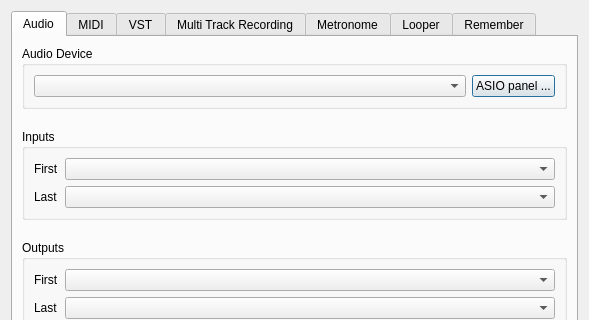
The window that src/Common/gui/PreferencesDialog.ui (elieserdejesus/JamTaba) describes before a commit, drawn with Qt 5; both pictures show x 0 to 589 and y 0 to 320 of the 589 by 507 pixel window.
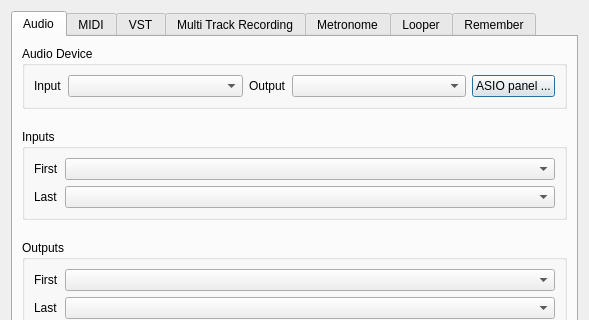
The same window after the commit. The open tabs and pages were chosen to show the change.

Commit message: Enhance audio device setup code, enhance settings startup logs, see Issue #1144 (#1149)

The edit to the form file:
```diff
--- a/src/Common/gui/PreferencesDialog.ui
+++ b/src/Common/gui/PreferencesDialog.ui
@@ -38,12 +38,36 @@
          <property name="title">
           <string>Audio Device</string>
          </property>
-         <layout class="QHBoxLayout" name="deviceLayout" stretch="0,0">
+         <layout class="QHBoxLayout" name="deviceLayout" stretch="0,0,0,0,0">
           <property name="spacing">
            <number>6</number>
           </property>
-          <item alignment="Qt::AlignVCenter">
-           <widget class="QComboBox" name="comboAudioDevice">
+          <item>
+           <widget class="QLabel" name="comboAudioInputDeviceLabel">
+            <property name="text">
+             <string>Input</string>
+            </property>
+           </widget>
+          </item>
+          <item>
+           <widget class="QComboBox" name="comboAudioInputDevice">
+            <property name="sizePolicy">
+             <sizepolicy hsizetype="Preferred" vsizetype="Fixed">
+              <horstretch>1</horstretch>
+              <verstretch>0</verstretch>
+             </sizepolicy>
+            </property>
+           </widget>
+          </item>
+          <item>
+           <widget class="QLabel" name="comboAudioOutputDeviceLabel">
+            <property name="text">
+             <string>Output</string>
+            </property>
+           </widget>
+          </item>
+          <item>
+           <widget class="QComboBox" name="comboAudioOutputDevice">
             <property name="sizePolicy">
              <sizepolicy hsizetype="Preferred" vsizetype="Fixed">
               <horstretch>1</horstretch>
```
Left out of the diff: 2 changed lines with no effect on the pictures. The commit also changes 21 other files.
